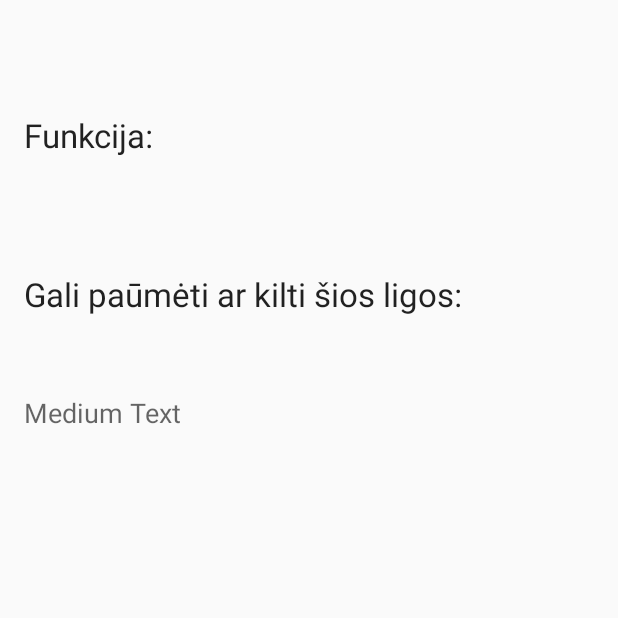
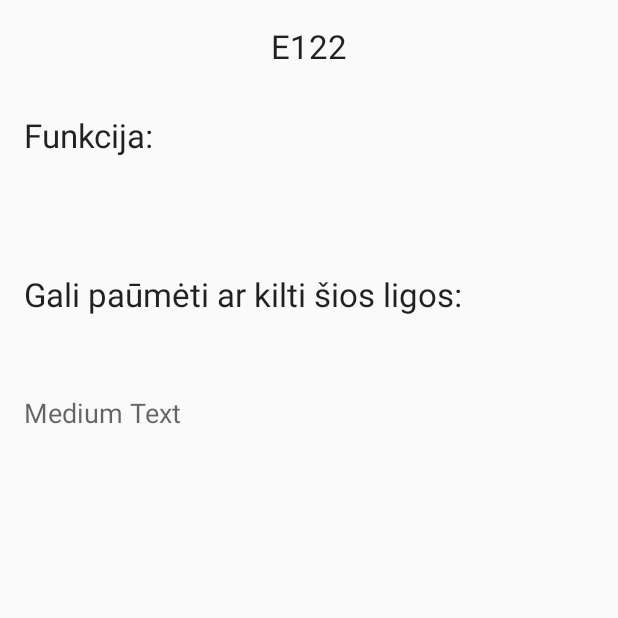
Before and after one commit to deiauk/IT_Engineering, an Android app: the SearchInDatabaseActivity screen opened directly, with no data from a screen before it, after a tap on "E122", on a phone screen of 412 x 824 dp, the top half of it. Run offline under Robolectric (Android 15) with nearby library versions, the phone set to English and light mode, and no system bars.

```diff
--- a/app/src/main/java/barcode2/android/com/barcode/Constants.java
+++ b/app/src/main/java/barcode2/android/com/barcode/Constants.java
@@ -14,11 +14,15 @@ public interface Constants {
     //name - FOOD_ADDITIVES_TABLE value FOOD_ADDITIVES (pvz E621, E211) ir ID
     String FOOD_ADDITIVES_TABLE = "FOOD_ADDITIVES_TABLE";
     String FOOD_ADDITIVES = "FOOD_ADDITIVES";
-    //String ID = "ID_TABLE"; // ir yra!!!
 
     String PRODUCTS_INFO_AND_FOOD_ADDITIVES_TABLE = "PRODUCTS_INFO_AND_FOOD_ADDITIVES_TABLE";
     String PRODUCT_ID = "PRODUCT_ID";
     String FOOD_ADDITIVES_ID = "FOOD_ADDITIVES_ID";
 
 
+    String ADDITIVE_INFO = "ADDITIVE_INFO";
+    String ADDITIVE_ID = "ADDITIVE_ID";
+    String ADDITIVE_FULL_NAME = "ADDITIVE_FULL_NAME";
+    String FUNCTION = "FUNCTION";
+    String DISEASES = "DISEASES";
 }
--- a/app/src/main/java/barcode2/android/com/barcode/FoodAditiveInfoActivity.java
+++ b/app/src/main/java/barcode2/android/com/barcode/FoodAditiveInfoActivity.java
@@ -11,7 +11,9 @@ import android.database.sqlite.SQLiteDatabase;
 import android.database.sqlite.SQLiteOpenHelper;
 import android.os.AsyncTask;
 import android.os.Bundle;
+import android.util.Log;
 import android.widget.TextView;
+import android.widget.Toast;
 
 import database.InnerDatabase;
 
@@ -21,9 +23,7 @@ public class FoodAditiveInfoActivity extends Activity {
     private TextView additiveText;
     private TextView function;
     private TextView diseases;
-
     private Context context;
-
     private SpecialQuery query;
 
     @Override
@@ -43,6 +43,8 @@ public class FoodAditiveInfoActivity extends Activity {
         function = (TextView) findViewById(R.id.function);
         diseases = (TextView) findViewById(R.id.diseases);
 
+        mainText.setText(foodAdditive);
+
         query.execute(foodAdditive);
     }
 
@@ -54,34 +56,43 @@ public class FoodAditiveInfoActivity extends Activity {
             SQLiteOpenHelper helper = new InnerDatabase(context);
             db = helper.getReadableDatabase();
         }
-
-
+        /*
+              db.execSQL("CREATE TABLE " + Constants.ADDITIVE_INFO + " (_id INTEGER PRIMARY KEY AUTOINCREMENT, " +
+                        Constants.ADDITIVE_ID + " INTEGER, " + Constants.ADDITIVE_FULL_NAME + " TEXT, " + Constants.FUNCTION +
+                        " TEXT, " + Constants.DISEASES + " TEXT);");
+             */
+        /*
+         String q = "SELECT aa._id, aa." + Constants.FOOD_ADDITIVES + " FROM " +
+                Constants.FOOD_ADDITIVES_TABLE + " as aa INNER JOIN " + Constants.PRODUCTS_INFO_AND_FOOD_ADDITIVES_TABLE +
+                " AS bb ON aa._id = bb." + Constants.FOOD_ADDITIVES_ID + " INNER JOIN " + Constants.PRODUCTS_INFO +
+                " AS cc ON bb." + Constants.PRODUCT_ID + " = cc._id WHERE cc." + Constants.BARCODE + " = ?";
+         */
         @Override
         protected Cursor doInBackground(String... strings) {
-//            return db.query(Constants.ADDITIVE_INFO,
-//                    new String[]{Constants.FOOD_ADDITIVES, Constants.ADDITIVE_FULL_NAME, Constants.FUNCTION, Constants.DISEASES},
-//                    Constants.FOOD_ADDITIVES + " = ?", new String[]{strings[0]}, null, null, null);
+            String q = "SELECT " + Constants.ADDITIVE_FULL_NAME + ", " + Constants.FUNCTION + ", " + Constants.DISEASES + " FROM " +
+                    Constants.ADDITIVE_INFO + " INNER JOIN " + Constants.FOOD_ADDITIVES_TABLE + " ON " + Constants.ADDITIVE_INFO +
+                    "." + Constants.ADDITIVE_ID + " = " + Constants.FOOD_ADDITIVES_TABLE + "._id WHERE " +
+                    Constants.FOOD_ADDITIVES_TABLE + "." + Constants.FOOD_ADDITIVES  + " = ?";
 
-            return null;
+            Log.d("TAG", q);
+            return db.rawQuery(q, new String[]{strings[0]});
         }
 
         @Override
         protected void onPostExecute(Cursor cursor) {
             super.onPostExecute(cursor);
-//            if(cursor.getCount() > 0){
-//                if(cursor.moveToFirst()) {
-//                    DatabaseUtils.dumpCursor(cursor);
-//                    String main = cursor.getString(0);
-//                    String full = cursor.getString(1);
-//                    String function1 = cursor.getString(2);
-//                    String diseases1 = cursor.getString(3);
-//
-//                    mainText.setText(main);
-//                    additiveText.setText(full);
-//                    function.setText(function1);
-//                    diseases.setText(diseases1);
-//                }
-//            }
+            DatabaseUtils.dumpCursor(cursor);
+            if(cursor.getCount() > 0){
+                if(cursor.moveToFirst()) {
+                    String fulName = cursor.getString(0);
+                    String function1 = cursor.getString(1);
+                    String disease1 = cursor.getString(2);
+
+                    additiveText.setText(fulName); // pav
+                    function.setText(function1); // fun
+                    diseases.setText(disease1); // afdafa
+                }
+            }
         }
     }
 }
--- a/app/src/main/res/layout/activity_food_aditive_info.xml
+++ b/app/src/main/res/layout/activity_food_aditive_info.xml
@@ -13,6 +13,7 @@
         android:layout_height="wrap_content"
         android:textAppearance="?android:attr/textAppearanceLarge"
         android:id="@+id/mainText"
+        android:text="mainText"
         android:layout_alignParentTop="true"
         android:layout_centerHorizontal="true"
         android:layout_gravity="center_horizontal" />
```
Also changed, not shown: app/src/main/java/database/InnerDatabase.java (+20 -6 lines).
